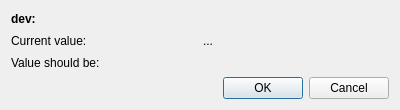
ess-dmsc/nicos, file nicos_ess/gui/panels/ui_files/devices_newpos.ui: the form before one commit.
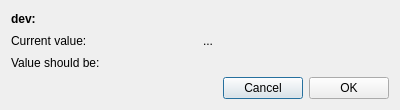
The form after the commit.

Commit message: remove icons from offset panel

Diff of the .ui file:
```diff
--- a/nicos_ess/gui/panels/ui_files/devices_newpos.ui
+++ b/nicos_ess/gui/panels/ui_files/devices_newpos.ui
@@ -29,14 +29,35 @@
     </widget>
    </item>
    <item row="3" column="0" colspan="2">
-    <widget class="QDialogButtonBox" name="buttonBox">
+    <layout class="QHBoxLayout" name="horizontalLayout_3">
+     <item>
+      <spacer name="horizontalSpacer">
      <property name="orientation">
       <enum>Qt::Horizontal</enum>
      </property>
-     <property name="standardButtons">
-      <set>QDialogButtonBox::Cancel|QDialogButtonBox::Ok</set>
-     </property>
-    </widget>
+       <property name="sizeHint" stdset="0">
+        <size>
+         <width>40</width>
+         <height>20</height>
+        </size>
+       </property>
+      </spacer>
+     </item>
+     <item>
+      <widget class="QPushButton" name="btn_cancel">
+       <property name="text">
+        <string>Cancel</string>
+       </property>
+      </widget>
+     </item>
+     <item>
+      <widget class="QPushButton" name="btn_ok">
+       <property name="text">
+        <string>OK</string>
+       </property>
+      </widget>
+     </item>
+    </layout>
    </item>
    <item row="0" column="0" colspan="2">
     <widget class="QLabel" name="descLabel">
```
Left out of the diff: 8 changed lines with no effect on the pictures. Lines whose indentation alone changed are shown as unchanged. The commit also changes 1 other file.
